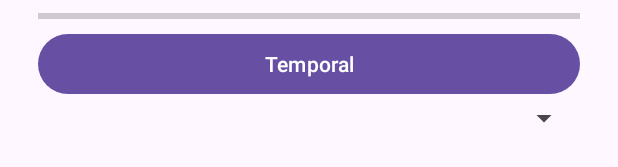
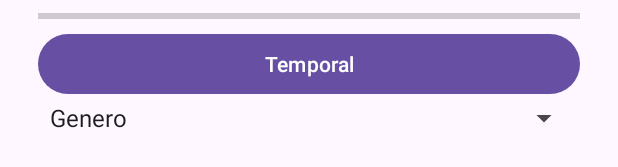
Before and after one commit to KaoruX/IloveBooksV2XR, an Android app: the layout activity_register.xml on its own in the app's theme, with its tools: preview values and no code run, on a phone screen of 412 x 824 dp. Shown: the part 532-699 px from the top of the screen. Run offline under Robolectric (Android 15) with nearby library versions, the light colour scheme and no system bars.

Commit message:
ActualizacionV3ElProgramaEsFuncional

```diff
--- a/app/src/main/res/layout/activity_register.xml
+++ b/app/src/main/res/layout/activity_register.xml
@@ -67,13 +67,13 @@
     </LinearLayout>
 
     <Button
-        android:id="@+id/button"
+        android:id="@+id/b1"
         android:layout_width="match_parent"
         android:layout_height="wrap_content"
         android:text="Registrarse" />
 
     <ProgressBar
-        android:id="@+id/progressBar2"
+        android:id="@+id/pbar"
         style="?android:attr/progressBarStyleHorizontal"
         android:layout_width="match_parent"
         android:layout_height="wrap_content" />
@@ -88,5 +88,6 @@
     <Spinner
         android:id="@+id/spinner2"
         android:layout_width="match_parent"
-        android:layout_height="wrap_content" />
+        android:layout_height="wrap_content"
+        android:entries="@array/soy"/>
 </LinearLayout>
--- a/app/src/main/res/values/strings.xml
+++ b/app/src/main/res/values/strings.xml
@@ -1,3 +1,8 @@
 <resources>
     <string name="app_name">IloveBooksV2XR</string>
+    <string-array name="soy">
+        <item> Genero </item>
+        <item> Hombre </item>
+        <item> Mujer </item>
+    </string-array>
 </resources>
```
Also changed, not shown: app/src/main/java/com/example/ilovebooksv2xr/Login.java (+27 -2 lines), app/src/main/java/com/example/ilovebooksv2xr/Register.java (+56 -1 lines), app/src/main/res/layout/activity_login.xml (+7 -1 lines).
